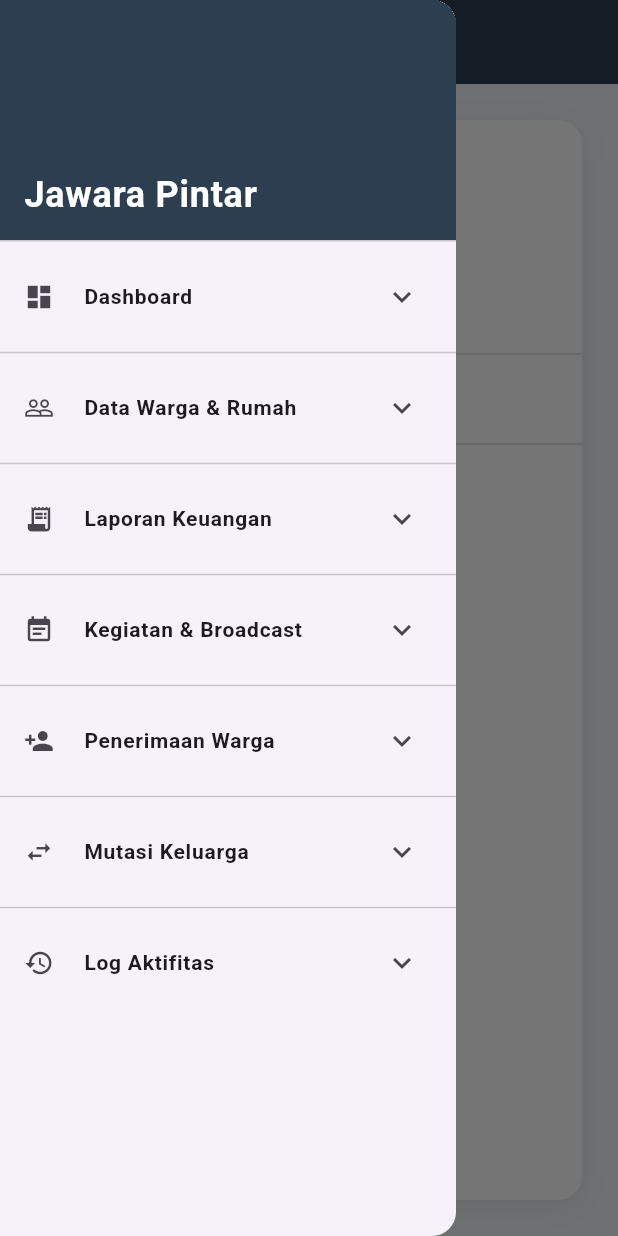
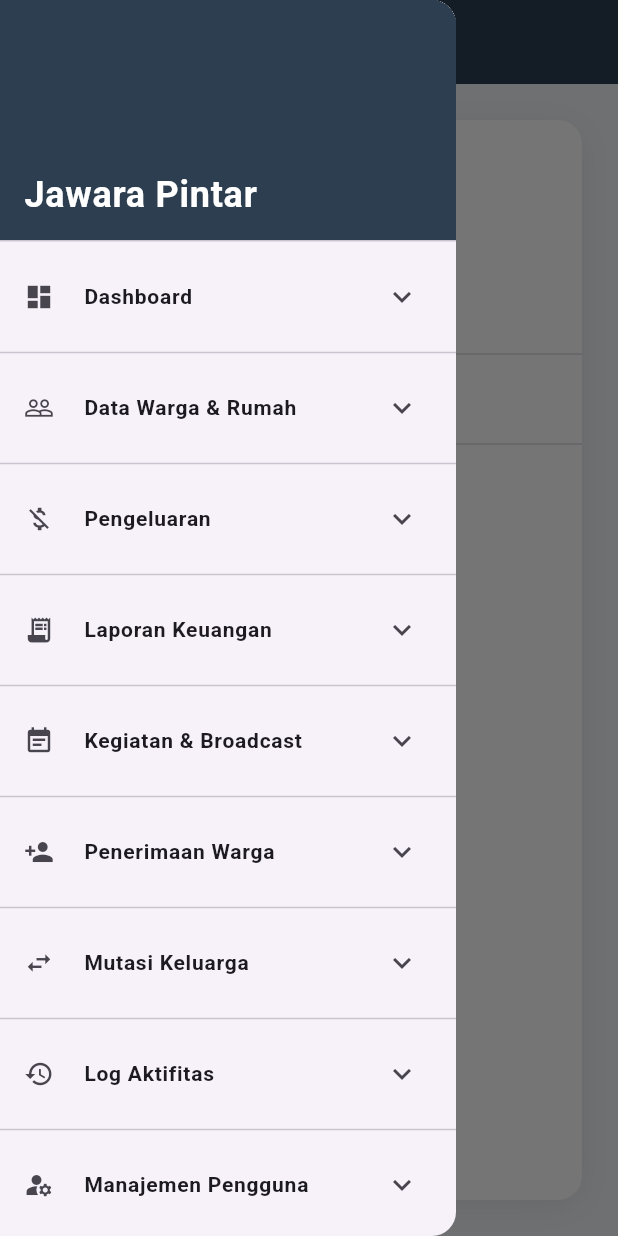
Before and after one commit to KevinASaputra/mobile_josjis_Kel2, a Flutter app: the BroadcastDaftarScreen screen opened by its route, with the side drawer open, on a phone screen of 412 x 824 dp. Run offline on Flutter 3.47's test engine with Material 3 defaults, Android fonts, the phone set to English and light mode, and no system bars; our stand-ins replace file_picker, fl_chart, google_fonts.

Commit message:
Add new sections for Pengeluaran, Manajemen Pengguna, and Channel Transfer in Sidebar

```diff
--- a/jawara/lib/widgets/sidebar.dart
+++ b/jawara/lib/widgets/sidebar.dart
@@ -14,6 +14,9 @@ class _SidebarState extends State<Sidebar> {
     'Data Warga & Rumah': false,
     'Kegiatan & Broadcast': false,
     'Penerimaan Warga': false,
+    'Mutasi Keluarga': false,
+    'Manajemen Pengguna': false,
+    'Channel Transfer': false,
     'Log Aktifitas': false,
   };
 
@@ -116,6 +119,33 @@ class _SidebarState extends State<Sidebar> {
                 'Tambah Rumah',
                 '/rumah/tambah',
                 Icons.add_home,
+                indent: 16,
+              ),
+            ],
+          ),
+
+          const Divider(),
+
+          // Pengeluaran Section
+          ExpansionTile(
+            title: Text(
+              'Pengeluaran',
+              style: TextStyle(fontSize: 14, fontWeight: FontWeight.bold),
+            ),
+            leading: Icon(Icons.money_off, size: 20),
+            children: [
+              _buildNavItem(
+                context,
+                'Daftar Pengeluaran',
+                '/pengeluaran/daftar',
+                Icons.list_alt,
+                indent: 16,
+              ),
+              _buildNavItem(
+                context,
+                'Tambah Pengeluaran',
+                '/pengeluaran/tambah',
+                Icons.add_circle_outline,
                 indent: 16,
               ),
             ],
@@ -262,6 +292,60 @@ class _SidebarState extends State<Sidebar> {
             ],
           ),
 
+          const Divider(),
+
+          // Manajemen Pengguna Section
+          ExpansionTile(
+            title: Text(
+              'Manajemen Pengguna',
+              style: TextStyle(fontSize: 14, fontWeight: FontWeight.bold),
+            ),
+            leading: Icon(Icons.manage_accounts, size: 20),
+            children: [
+              _buildNavItem(
+                context,
+                'Pengguna - Daftar',
+                '/manajemen-pengguna/daftar',
+                Icons.list_alt,
+                indent: 16,
+              ),
+              _buildNavItem(
+                context,
+                'Pengguna - Tambah',
+                '/manajemen-pengguna/tambah',
+                Icons.person_add,
+                indent: 16,
+              ),
+            ],
+          ),
+
+          const Divider(),
+
+          // Channel Transfer Section
+          ExpansionTile(
+            title: Text(
+              'Channel Transfer',
+              style: TextStyle(fontSize: 14, fontWeight: FontWeight.bold),
+            ),
+            leading: Icon(Icons.transfer_within_a_station, size: 20),
+            children: [
+              _buildNavItem(
+                context,
+                'Channel - Daftar',
+                '/channel-transfer/daftar',
+                Icons.list_alt,
+                indent: 16,
+              ),
+              _buildNavItem(
+                context,
+                'Channel - Tambah',
+                '/channel-transfer/tambah',
+                Icons.add_box,
+                indent: 16,
+              ),
+            ],
+          ),
+
           // Add other expandable sections...
         ],
       ),
```
